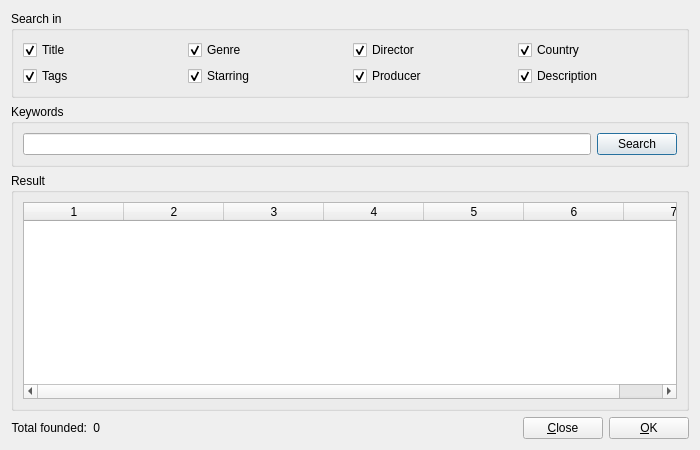
Above: src/searchwindow.ui from eugene-melnik/alexandra before the change. Below: the same form after it.
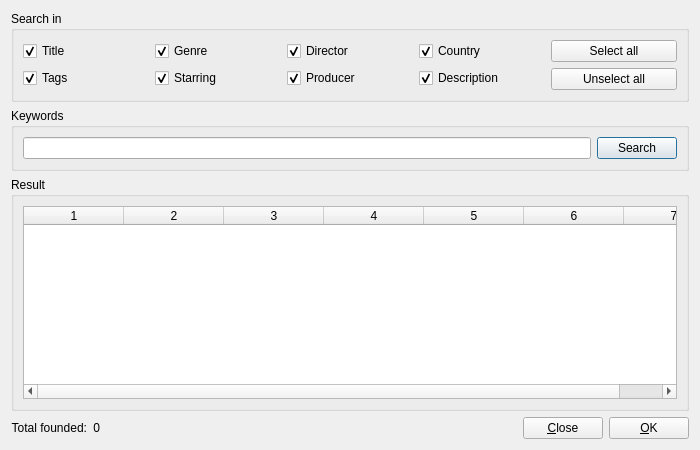
That is the form after the change. Icons and pictures are not drawn.

```diff
--- a/src/searchwindow.ui
+++ b/src/searchwindow.ui
@@ -134,6 +134,24 @@
           </item>
          </layout>
         </item>
+        <item>
+         <layout class="QVBoxLayout" name="vl5">
+          <item>
+           <widget class="QPushButton" name="bSelectAll">
+            <property name="text">
+             <string>Select all</string>
+            </property>
+           </widget>
+          </item>
+          <item>
+           <widget class="QPushButton" name="bUnselectAll">
+            <property name="text">
+             <string>Unselect all</string>
+            </property>
+           </widget>
+          </item>
+         </layout>
+        </item>
        </layout>
       </widget>
      </item>
```
Left out of the diff: 14 changed lines with no effect on the pictures.
